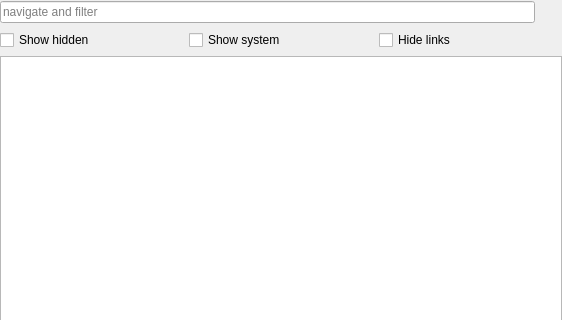
Old version of the form filepicker.ui in the repository Tarsnap/tarsnap-gui; both pictures show x 0 to 562 and y 0 to 320 of the 562 by 549 pixel window.
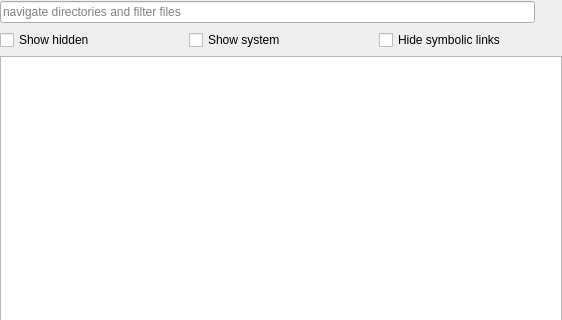
New version of the form. Icons and pictures are not drawn.

Commit message: Add some more usage info to the FilePicker.

Patch:
```diff
--- a/filepicker.ui
+++ b/filepicker.ui
@@ -56,7 +56,7 @@
          </sizepolicy>
         </property>
         <property name="placeholderText">
-         <string>navigate and filter</string>
+         <string>navigate directories and filter files</string>
         </property>
         <property name="clearButtonEnabled">
          <bool>true</bool>
@@ -139,7 +139,7 @@
       <item>
        <widget class="QCheckBox" name="hideLinksCheckBox">
         <property name="text">
-         <string>Hide links</string>
+         <string>Hide symbolic links</string>
         </property>
        </widget>
       </item>
```
Left out of the diff: 15 changed lines with no effect on the pictures. The commit also changes 1 other file.
